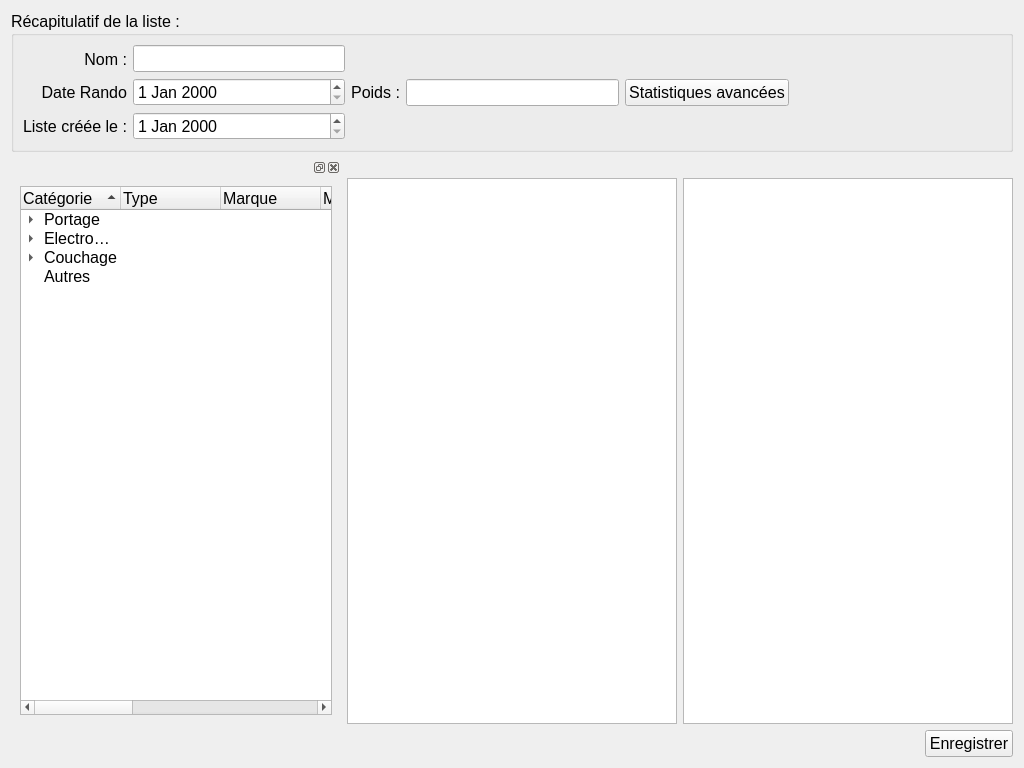
This is Doger/listwindow.ui in amof/Doger as Qt 5 draws it before an edit. The edited form follows.
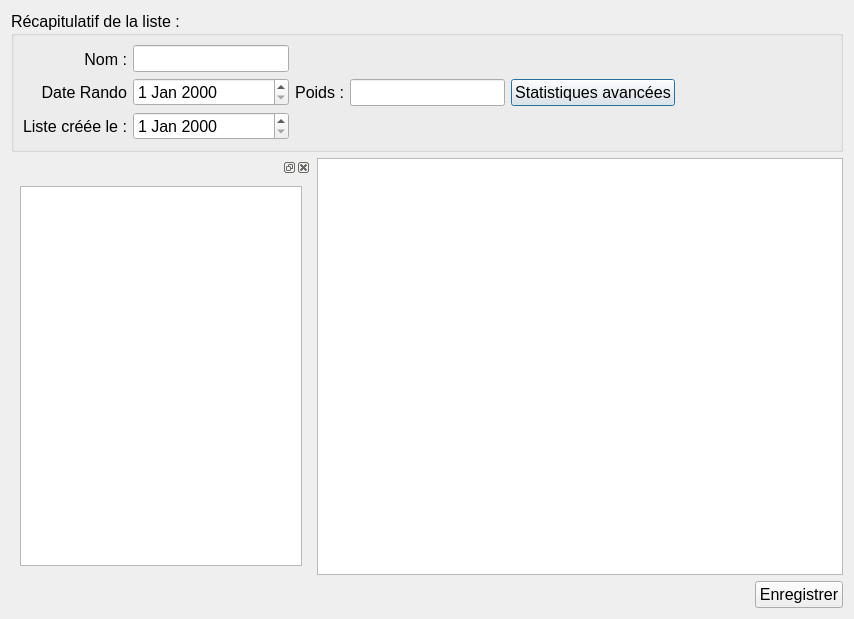
This is the edited form. Icons and pictures are not drawn.

Commit message: Change to QDialog DockWidget is now working

Patch:
```diff
--- a/Doger/listwindow.ui
+++ b/Doger/listwindow.ui
@@ -1,13 +1,13 @@
 <?xml version="1.0" encoding="UTF-8"?>
 <ui version="4.0">
- <class>Listwindow</class>
- <widget class="QWidget" name="Listwindow">
+ <class>ListWindow</class>
+ <widget class="QDialog" name="ListWindow">
   <property name="geometry">
    <rect>
     <x>0</x>
     <y>0</y>
-    <width>1024</width>
-    <height>768</height>
+    <width>854</width>
+    <height>619</height>
    </rect>
   </property>
   <property name="windowTitle">
@@ -161,10 +161,28 @@
     <layout class="QHBoxLayout" name="horizontalLayout_2">
      <item>
       <widget class="QDockWidget" name="dockWidget">
+       <property name="sizePolicy">
+        <sizepolicy hsizetype="Preferred" vsizetype="Preferred">
+         <horstretch>0</horstretch>
+         <verstretch>0</verstretch>
+        </sizepolicy>
+       </property>
+       <property name="maximumSize">
+        <size>
+         <width>300</width>
+         <height>16777215</height>
+        </size>
+       </property>
+       <property name="baseSize">
+        <size>
+         <width>0</width>
+         <height>0</height>
+        </size>
+       </property>
        <widget class="QWidget" name="dockWidgetContents">
         <layout class="QVBoxLayout" name="verticalLayout_4">
          <item>
-          <widget class="QTreeWidget" name="tw_matos">
+          <widget class="QTreeView" name="tw_matos">
            <property name="font">
             <font>
              <pointsize>12</pointsize>
@@ -188,326 +206,6 @@
            <property name="headerHidden">
             <bool>false</bool>
            </property>
-           <property name="columnCount">
-            <number>9</number>
-           </property>
-           <column>
-            <property name="text">
-             <string>Catégorie</string>
-            </property>
-            <property name="textAlignment">
-             <set>AlignLeading|AlignBottom</set>
-            </property>
-           </column>
-           <column>
-            <property name="text">
-             <string>Type</string>
-            </property>
-           </column>
-           <column>
-            <property name="text">
-             <string>Marque</string>
-            </property>
-           </column>
-           <column>
-            <property name="text">
-             <string>Modèle</string>
-            </property>
-           </column>
-           <column>
-            <property name="text">
-             <string>Poids[gr]</string>
-            </property>
-           </column>
-           <column>
-            <property name="text">
-             <string>Notes</string>
-            </property>
-           </column>
-           <column>
-            <property name="text">
-             <string>URL</string>
-            </property>
-           </column>
-           <column>
-            <property name="text">
-             <string>Liste de souhait</string>
-            </property>
-           </column>
-           <column>
-            <property name="text">
-             <string>ID</string>
-            </property>
-           </column>
-           <item>
-            <property name="text">
-             <string>Portage</string>
-            </property>
-            <property name="textAlignment">
-             <set>AlignLeading|AlignBottom</set>
-            </property>
-            <property name="text">
-             <string/>
-            </property>
-            <property name="text">
-             <string/>
-            </property>
-            <property name="text">
-             <string/>
-            </property>
-            <property name="text">
-             <string>200</string>
-            </property>
-            <property name="text">
-             <string/>
-            </property>
-            <property name="text">
-             <string/>
-            </property>
-            <property name="text">
-             <string/>
-            </property>
-            <property name="text">
-             <string/>
-            </property>
-            <item>
-             <property name="text">
-              <string>Portage</string>
-             </property>
-             <property name="text">
-              <string>Sac a dos</string>
-             </property>
-             <property name="text">
-              <string/>
-             </property>
-             <property name="text">
-              <string/>
-             </property>
-             <property name="text">
-              <string>200</string>
-             </property>
-             <property name="text">
-              <string/>
-             </property>
-             <property name="text">
-              <string/>
-             </property>
-             <property name="text">
-              <string/>
-             </property>
-             <property name="text">
-              <string/>
-             </property>
-            </item>
-           </item>
-           <item>
-            <property name="text">
-             <string>Electronique</string>
-            </property>
-            <property name="text">
-             <string/>
-            </property>
-            <property name="text">
-             <string/>
-            </property>
-            <property name="text">
-             <string/>
-            </property>
-            <property name="text">
-             <string>350</string>
-            </property>
-            <property name="text">
-             <string/>
-            </property>
-            <property name="text">
-             <string/>
-            </property>
-            <property name="text">
-             <string/>
-            </property>
-            <property name="text">
-             <string/>
-            </property>
-            <item>
-             <property name="text">
-              <string>Electronique</string>
-             </property>
-             <property name="text">
-              <string>APN</string>
-             </property>
-             <property name="text">
-              <string/>
-             </property>
-             <property name="text">
-              <string/>
-             </property>
-             <property name="text">
-              <string>200</string>
-             </property>
-            </item>
-            <item>
-             <property name="text">
-              <string>Electronique</string>
-             </property>
-             <property name="text">
-              <string>Téléphone</string>
-             </property>
-             <property name="text">
-              <string/>
-             </property>
-             <property name="text">
-              <string/>
-             </property>
-             <property name="text">
-              <string>150</string>
-             </property>
-             <property name="text">
-              <string/>
-             </property>
-             <property name="text">
-              <string/>
-             </property>
-             <property name="text">
-              <string/>
-             </property>
-             <property name="text">
-              <string/>
-             </property>
-            </item>
-           </item>
-           <item>
-            <property name="text">
-             <string>Couchage</string>
-            </property>
-            <property name="text">
-             <string/>
-            </property>
-            <property name="text">
-             <string/>
-            </property>
-            <property name="text">
-             <string/>
-            </property>
-            <property name="text">
-             <string>1600</string>
-            </property>
-            <property name="text">
-             <string/>
-            </property>
-            <property name="text">
-             <string/>
-            </property>
-            <property name="text">
-             <string/>
-            </property>
-            <property name="text">
-             <string/>
-            </property>
-            <item>
-             <property name="text">
-              <string>Couchage</string>
-             </property>
-             <property name="text">
-              <string>Sac de couchage</string>
-             </property>
-             <property name="text">
-              <string/>
-             </property>
-             <property name="text">
-              <string/>
-             </property>
-             <property name="text">
-              <string>600</string>
-             </property>
-             <property name="text">
-              <string/>
-             </property>
-             <property name="text">
-              <string/>
-             </property>
-             <property name="text">
-              <string/>
-             </property>
-             <property name="text">
-              <string/>
-             </property>
-            </item>
-            <item>
-             <property name="text">
-              <string>Couchage</string>
-             </property>
-             <property name="text">
-              <string>Tente</string>
-             </property>
-             <property name="text">
-              <string/>
-             </property>
-             <property name="text">
-              <string/>
-             </property>
-             <property name="text">
-              <string>850</string>
-             </property>
-            </item>
-            <item>
-             <property name="text">
-              <string>Couchage</string>
-             </property>
-             <property name="text">
-              <string>Matelas de sol</string>
-             </property>
-             <property name="text">
-              <string/>
-             </property>
-             <property name="text">
-              <string/>
-             </property>
-             <property name="text">
-              <string>200</string>
-             </property>
-             <property name="text">
-              <string/>
-             </property>
-             <property name="text">
-              <string/>
-             </property>
-             <property name="text">
-              <string/>
-             </property>
-             <property name="text">
-              <string/>
-             </property>
-            </item>
-           </item>
-           <item>
-            <property name="text">
-             <string>Autres</string>
-            </property>
-            <property name="text">
-             <string/>
-            </property>
-            <property name="text">
-             <string/>
-            </property>
-            <property name="text">
-             <string/>
-            </property>
-            <property name="text">
-             <string>900</string>
-            </property>
-            <property name="text">
-             <string/>
-            </property>
-            <property name="text">
-             <string/>
-            </property>
-            <property name="text">
-             <string/>
-            </property>
-            <property name="text">
-             <string/>
-            </property>
-           </item>
           </widget>
          </item>
         </layout>
@@ -515,67 +213,23 @@
       </widget>
      </item>
      <item>
-      <layout class="QVBoxLayout" name="verticalLayout_2">
-       <item>
-        <widget class="QLabel" name="label_2">
-         <property name="text">
-          <string/>
-         </property>
-         <property name="pixmap">
-          <pixmap resource="ressources.qrc">:/images/backpack.png</pixmap>
-         </property>
-         <property name="alignment">
-          <set>Qt::AlignCenter</set>
-         </property>
-        </widget>
-       </item>
-       <item>
-        <widget class="QTableWidget" name="tableWidget">
-         <property name="editTriggers">
-          <set>QAbstractItemView::NoEditTriggers</set>
-         </property>
-         <property name="dragDropMode">
-          <enum>QAbstractItemView::DropOnly</enum>
-         </property>
-         <property name="defaultDropAction">
-          <enum>Qt::LinkAction</enum>
-         </property>
-         <property name="alternatingRowColors">
-          <bool>false</bool>
-         </property>
-        </widget>
-       </item>
-      </layout>
+      <widget class="QTableView" name="tableView">
+       <property name="editTriggers">
+        <set>QAbstractItemView::NoEditTriggers</set>
+       </property>
+       <property name="dragDropMode">
+        <enum>QAbstractItemView::DropOnly</enum>
+       </property>
+       <property name="defaultDropAction">
+        <enum>Qt::LinkAction</enum>
+       </property>
+       <property name="alternatingRowColors">
+        <bool>false</bool>
+       </property>
+      </widget>
      </item>
      <item>
-      <layout class="QVBoxLayout" name="verticalLayout">
-       <item>
-        <widget class="QLabel" name="label">
-         <property name="text">
-          <string/>
-         </property>
-         <property name="pixmap">
-          <pixmap resource="ressources.qrc">:/images/self.png</pixmap>
-         </property>
-         <property name="scaledContents">
-          <bool>false</bool>
-         </property>
-         <property name="alignment">
-          <set>Qt::AlignCenter</set>
-         </property>
-        </widget>
-       </item>
-       <item>
-        <widget class="QTableWidget" name="tableWidget_2">
-         <property name="editTriggers">
-          <set>QAbstractItemView::NoEditTriggers</set>
-         </property>
-         <property name="dragDropMode">
-          <enum>QAbstractItemView::DragDrop</enum>
-         </property>
-        </widget>
-       </item>
-      </layout>
+      <layout class="QVBoxLayout" name="verticalLayout_2"/>
      </item>
     </layout>
    </item>
```
Left out of the diff: 5 changed lines with no effect on the pictures. The commit also changes 2 other files.
